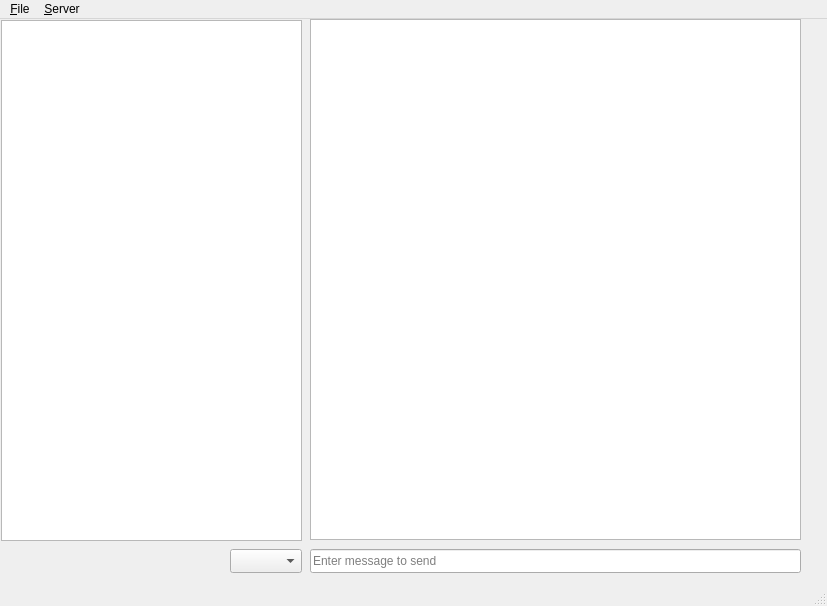
Before: the Qt Designer form chat-client/mainwindow.ui in alessacher/htl-tk-chat, drawn with Qt 5.
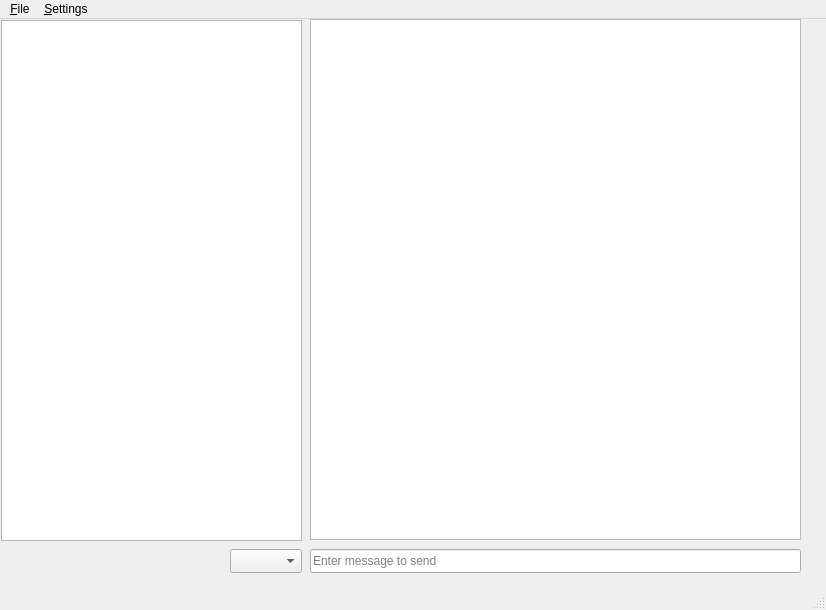
After: the same form once the commit is applied.

The edit to the form file:
```diff
--- a/chat-client/mainwindow.ui
+++ b/chat-client/mainwindow.ui
@@ -9,8 +9,8 @@
    <rect>
     <x>0</x>
     <y>0</y>
-    <width>827</width>
-    <height>606</height>
+    <width>826</width>
+    <height>610</height>
    </rect>
   </property>
   <property name="windowTitle">
@@ -102,7 +102,7 @@
     <rect>
      <x>0</x>
      <y>0</y>
-     <width>827</width>
+     <width>826</width>
      <height>21</height>
     </rect>
    </property>
@@ -113,13 +113,13 @@
     <addaction name="action_Export"/>
     <addaction name="actionExit"/>
    </widget>
-   <widget class="QMenu" name="menu_Server">
+   <widget class="QMenu" name="menuSettings">
     <property name="title">
-     <string>&amp;Server</string>
+     <string>&amp;Settings</string>
     </property>
    </widget>
    <addaction name="menuFile"/>
-   <addaction name="menu_Server"/>
+   <addaction name="menuSettings"/>
   </widget>
   <widget class="QStatusBar" name="statusbar">
    <property name="sizeGripEnabled">
```
